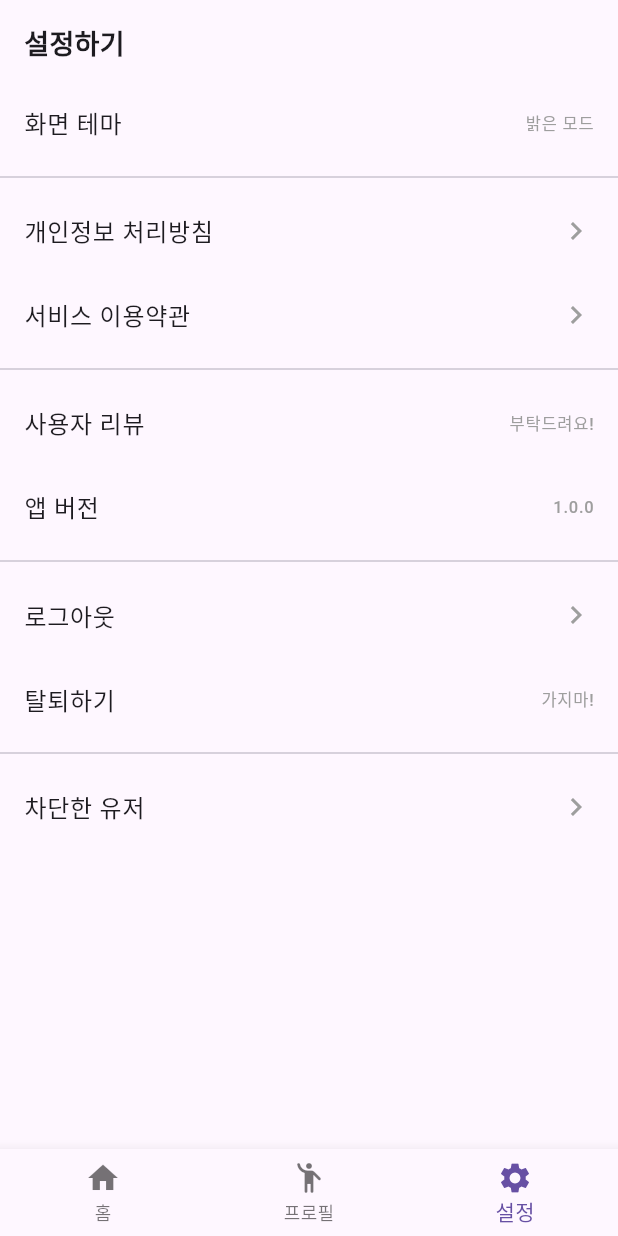
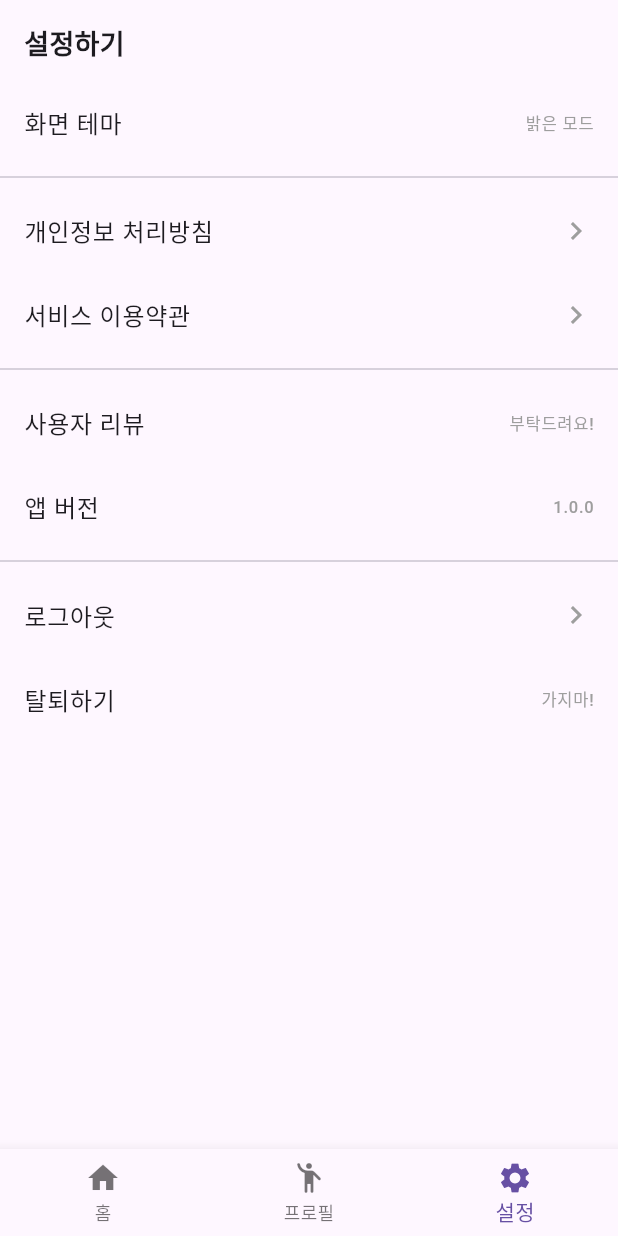
Before and after one commit to urbosaDev/ETA, a Flutter app: the BottomNavView screen opened by its route, item 3 of the bottom bar chosen, on a phone screen of 412 x 824 dp. Run offline on Flutter 3.47's test engine with Material 3 defaults, Android fonts, the phone set to English and light mode, and no system bars; our stand-ins replace cloud_firestore, firebase_auth, firebase_core, firebase_messaging, flutter_dotenv, get and 1 more; missing offline and left inert: flutter_naver_map; accounts and stored records are empty; generated files the repository leaves out were written again.

Commit message:
차단한유저뷰제거

```diff
--- a/lib/presentation/bottomNav/setting/setting_view.dart
+++ b/lib/presentation/bottomNav/setting/setting_view.dart
@@ -53,8 +53,6 @@ class SettingView extends GetView<SettingViewModel> {
                   value: "가지마!",
                   onTap: controller.deleteAccount,
                 ),
-                const Divider(),
-                SettingTile(title: "차단한 유저", onTap: () {}),
               ],
             ),
           ),
```
